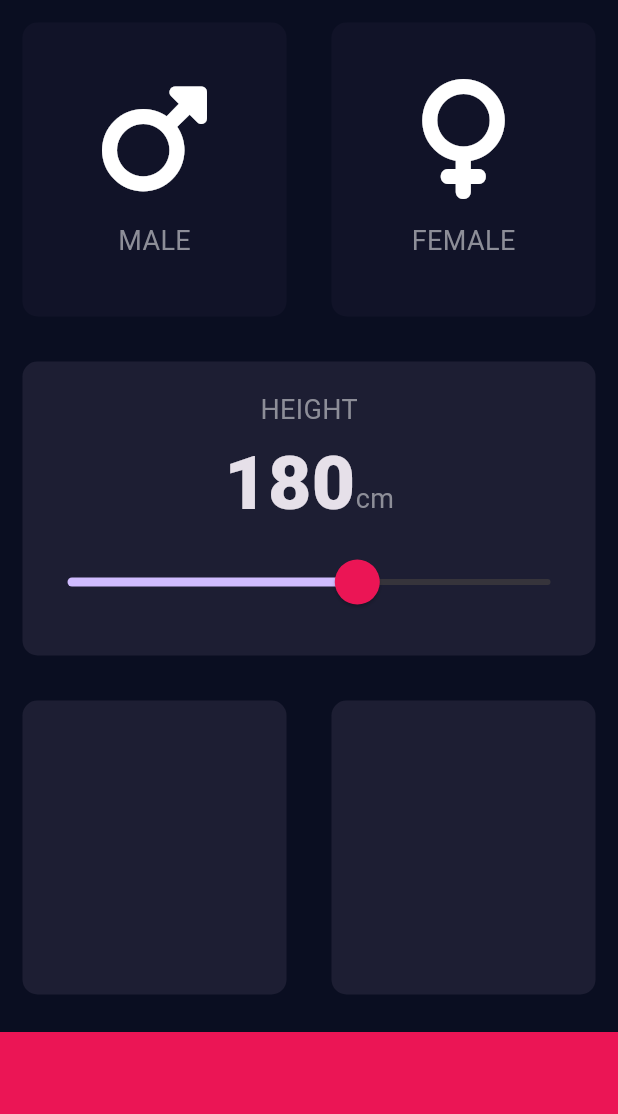
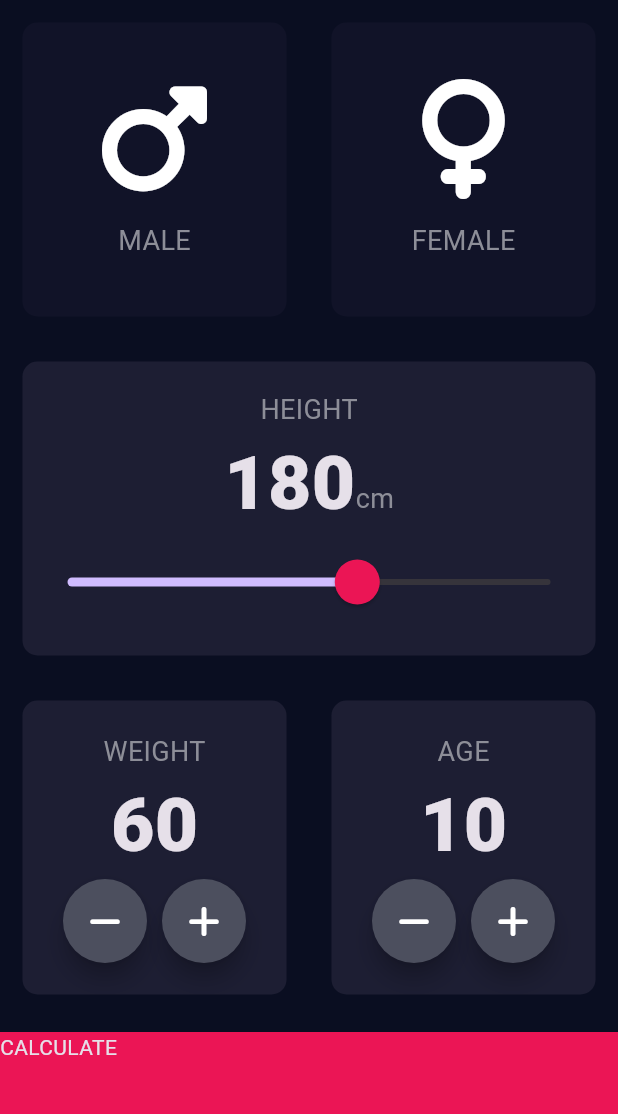
Before and after one commit to dong336/bmi_calculator_flutter, a Flutter app: the screen it shows after launch, on a phone screen of 412 x 824 dp, the part 84-1198 px from its top. Run offline on Flutter 3.47's test engine with Material 3 defaults, Android fonts, the phone set to English and light mode, and no system bars; our stand-ins replace font_awesome_flutter.

Commit message:
Navigate 추가

```diff
--- a/lib/input_page.dart
+++ b/lib/input_page.dart
@@ -1,8 +1,10 @@
+import 'package:bmi_calculator_flutter/results_page.dart';
 import 'package:flutter/material.dart';
 import 'package:font_awesome_flutter/font_awesome_flutter.dart';
 import 'icon_content.dart';
 import 'reuse_card.dart';
 import 'constants.dart';
+import 'results_page.dart';
 
 enum Gender {
   male,
@@ -19,6 +21,8 @@ class InputPage extends StatefulWidget {
 class _InputPageState extends State<InputPage> {
   Gender? selectedGender;
   int height = 180;
+  int weight = 60;
+  int age = 10;
 
   @override
   Widget build(BuildContext context) {
@@ -94,8 +98,10 @@ class _InputPageState extends State<InputPage> {
                         activeTickMarkColor: Colors.white,
                         thumbColor: const Color(0xFFEB1555),
                         overlayColor: const Color(0x29EB1555),
-                        thumbShape: const RoundSliderThumbShape(enabledThumbRadius: 15.0),
-                        overlayShape: const RoundSliderOverlayShape(overlayRadius: 30.0),
+                        thumbShape: const RoundSliderThumbShape(
+                            enabledThumbRadius: 15.0),
+                        overlayShape:
+                            const RoundSliderOverlayShape(overlayRadius: 30.0),
                       ),
                       child: Slider(
                         value: height.toDouble(),
@@ -120,10 +126,82 @@ class _InputPageState extends State<InputPage> {
                     child: ReuseCard(
                       color_: kActiveCardColor_,
                       onPress: () {},
+                      cardChild: Column(
+                        mainAxisAlignment: MainAxisAlignment.center,
+                        children: [
+                          const Text(
+                            'WEIGHT',
+                            style: kLabelTextStyle,
+                          ),
+                          Text(
+                            weight.toString(),
+                            style: kNumberTextStyle,
+                          ),
+                          Row(
+                            mainAxisAlignment: MainAxisAlignment.center,
+                            children: [
+                              RoundIconButton(
+                                icon: FontAwesomeIcons.minus,
+                                onPressed: () {
+                                  setState(() {
+                                    weight--;
+                                  });
+                                },
+                              ),
+                              const SizedBox(
+                                width: 10.0,
+                              ),
+                              RoundIconButton(
+                                icon: FontAwesomeIcons.plus,
+                                onPressed: () {
+                                  setState(() {
+                                    weight++;
+                                  });
+                                },
+                              ),
+                            ],
+                          ),
+                        ],
+                      ),
                     ),
                   ),
                   Expanded(
                     child: ReuseCard(
+                      cardChild: Column(
+                        mainAxisAlignment: MainAxisAlignment.center,
+                        children: [
+                          const Text(
+                            'AGE',
+                            style: kLabelTextStyle,
+                          ),
+                          Text(
+                            age.toString(),
+                            style: kNumberTextStyle,
+                          ),
+                          Row(
+                            mainAxisAlignment: MainAxisAlignment.center,
+                            children: [
+                              RoundIconButton(
+                                  icon: FontAwesomeIcons.minus,
+                                  onPressed: () {
+                                    setState(() {
+                                      age--;
+                                    });
+                                  }),
+                              const SizedBox(
+                                width: 10.0,
+                              ),
+                              RoundIconButton(
+                                  icon: FontAwesomeIcons.plus,
+                                  onPressed: () {
+                                    setState(() {
+                                      age++;
+                                    });
+                                  }),
+                            ],
+                          ),
+                        ],
+                      ),
                       color_: kActiveCardColor_,
                       onPress: () {},
                     ),
@@ -131,13 +209,44 @@ class _InputPageState extends State<InputPage> {
                 ],
               ),
             ),
-            Container(
-              color: kBottomContainerColor,
-              margin: const EdgeInsets.only(top: 10.0),
-              width: double.infinity,
-              height: kBottomContainerHeight,
+            GestureDetector(
+              onTap: () {
+                Navigator.push(context, MaterialPageRoute(builder: (context) =>
+                  const ResultsPage()
+                ));
+              },
+              child: Container(
+                color: kBottomContainerColor,
+                margin: const EdgeInsets.only(top: 10.0),
+                width: double.infinity,
+                height: kBottomContainerHeight,
+                child: const Text('CALCULATE'),
+              ),
             ),
           ],
         ));
   }
 }
+
+class RoundIconButton extends StatelessWidget {
+  final IconData icon;
+  final Function onPressed;
+
+  const RoundIconButton(
+      {super.key, required this.icon, required this.onPressed});
+
+  @override
+  Widget build(BuildContext context) {
+    return RawMaterialButton(
+      elevation: 6.0,
+      constraints: const BoxConstraints.tightFor(
+        width: 56.0,
+        height: 56.0,
+      ),
+      shape: const CircleBorder(),
+      fillColor: const Color(0xFF4C4F5E),
+      onPressed: () => onPressed(),
+      child: Icon(icon),
+    );
+  }
+}
--- /dev/null
+++ b/lib/results_page.dart
@@ -0,0 +1,15 @@
+import 'package:flutter/material.dart';
+
+class ResultsPage extends StatelessWidget {
+  const ResultsPage({super.key});
+
+  @override
+  Widget build(BuildContext context) {
+    return Scaffold(
+      appBar: AppBar(
+        title: const Text('BMI CALCULATOR'),
+      ),
+      body: const Text('Hello'),
+    );
+  }
+}
```
